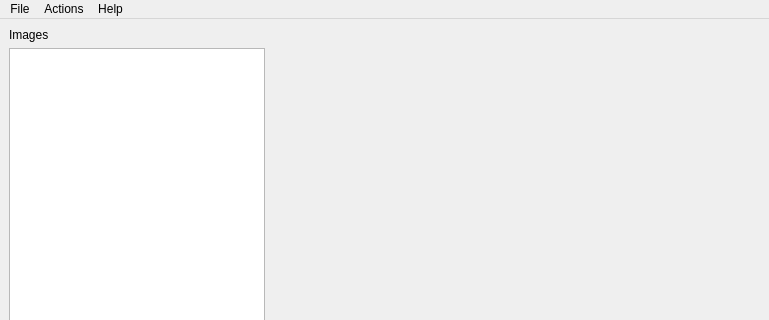
First picture: the form in src/mainwindow.ui, repository LukasBommes/Quad-Cropper, before the edit; both pictures show x 0 to 769 and y 0 to 320 of the 769 by 834 pixel window.
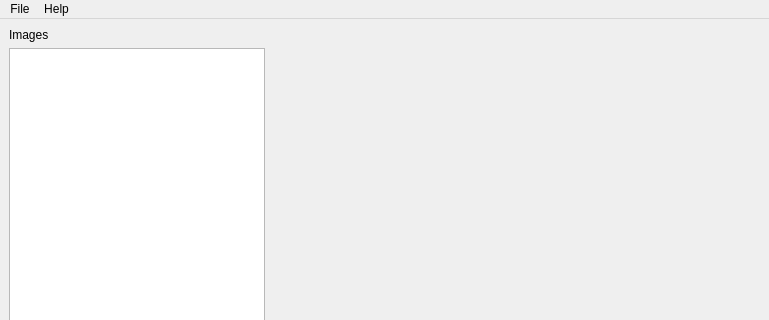
Second picture: the form after the edit.

Commit message: removed clear all quadrilaterals feature

The edit to the form file:
```diff
--- a/src/mainwindow.ui
+++ b/src/mainwindow.ui
@@ -177,12 +177,6 @@
     <addaction name="actionOpen_Folder"/>
     <addaction name="actionClose_Folder"/>
    </widget>
-   <widget class="QMenu" name="menuCrop">
-    <property name="title">
-     <string>Actions</string>
-    </property>
-    <addaction name="actionClear_all_quadrilaterals"/>
-   </widget>
    <widget class="QMenu" name="menuHelp">
     <property name="title">
      <string>Help</string>
@@ -190,7 +184,6 @@
     <addaction name="actionAbout"/>
    </widget>
    <addaction name="menuFile"/>
-   <addaction name="menuCrop"/>
    <addaction name="menuHelp"/>
   </widget>
   <widget class="QStatusBar" name="statusbar"/>
```
The commit also changes 2 other files.
